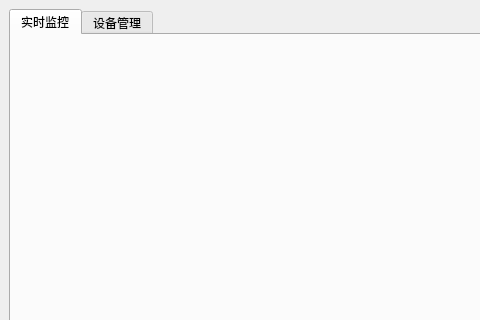
This is qt-client/ui/MainWindow.ui in tanhuang2016/scada-demo as Qt 5 draws it before an edit; both pictures show x 0 to 480 and y 0 to 320 of the 1100 by 550 pixel window. The edited form follows.
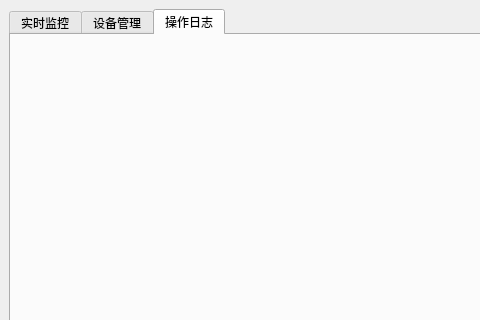
This is the edited form. The open tabs and pages were chosen to show the change.

```diff
--- a/qt-client/ui/MainWindow.ui
+++ b/qt-client/ui/MainWindow.ui
@@ -20,6 +20,11 @@
        <attribute name="title"><string>设备管理</string></attribute>
        <layout class="QVBoxLayout" name="manageLayout"/>
       </widget>
+      <!-- Tab 3: 操作日志 -->
+      <widget class="QWidget" name="logTab">
+       <attribute name="title"><string>操作日志</string></attribute>
+       <layout class="QVBoxLayout" name="logLayout"/>
+      </widget>
      </widget>
     </item>
    </layout>
```
Left out of the diff: 2 changed lines with no effect on the pictures.
